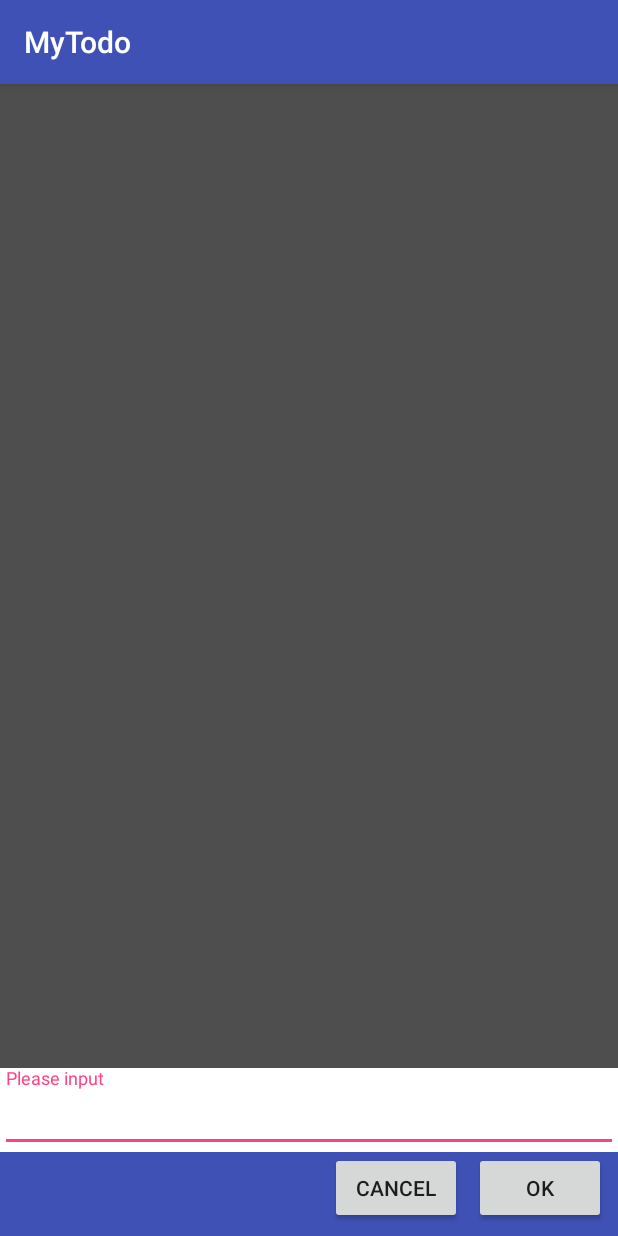
After one commit to Mimura/myTodo, an Android app: the fragment FragmentTextInput shown on its own in the app's theme, on a phone screen of 412 x 824 dp. The commit adds this screen. Run offline under Robolectric (Android 15) with nearby library versions, the phone set to English and light mode, and no system bars.

```diff
--- a/app/build.gradle
+++ b/app/build.gradle
@@ -37,8 +37,9 @@ dependencies {
     testCompile 'junit:junit:4.12'
     compile "org.jetbrains.kotlin:kotlin-stdlib-jre7:$kotlin_version"
 
-    compile 'org.jetbrains.anko:anko:0.10.1'
-    compile "org.jetbrains.anko:anko-sqlite:0.10.1"
+    def ankoVer = "0.10.0"
+    compile "org.jetbrains.anko:anko:$ankoVer"
+    compile "org.jetbrains.anko:anko-sqlite:$ankoVer"
 }
 repositories {
     mavenCentral()
--- /dev/null
+++ b/app/src/main/kotlin/net/rensyuu/mytodo/FragmentTextInput.kt
@@ -0,0 +1,67 @@
+package net.rensyuu.mytodo
+
+// 下位のバージョンにも対応させる場合はsupport-v4パッケージを使用します
+import android.content.Context
+import android.os.Bundle
+import android.support.v4.app.Fragment
+import android.view.LayoutInflater
+import android.view.View
+import android.view.ViewGroup
+import android.widget.Button
+import android.widget.EditText
+
+
+// Fragmentクラスを継承します
+class FragmentTextInput : Fragment() {
+    override fun onCreateView(inflater: LayoutInflater?, container: ViewGroup?, savedInstanceState: Bundle?): View? {
+        super.onCreateView(inflater, container, savedInstanceState)
+        return inflater!!.inflate(R.layout.flagment_text_input, container, false)
+    }
+
+    override fun onViewCreated(view: View?, savedInstanceState: Bundle?) {
+        super.onViewCreated(view, savedInstanceState)
+        val buttonOk = view?.findViewById<Button>(R.id.button_ok)
+        buttonOk?.setOnClickListener { onClickOk(view) }
+        val buttonCancel = view?.findViewById<Button>(R.id.button_cansel)
+        buttonCancel?.setOnClickListener { onClickCancel(view) }
+    }
+
+    private fun onClickOk(view: View?) {
+        myListener?.onClickOk(getText(view))
+    }
+
+    private fun onClickCancel(view: View?) {
+        myListener?.onClickCancel(getText(view))
+    }
+
+    private fun getText(view: View?): String {
+        val textView = view?.findViewById<EditText>(R.id.edit_text)
+        return textView?.text.toString()
+    }
+
+    // FragmentがActivityに追加されたら呼ばれるメソッド
+    override fun onAttach(context: Context) {
+        super.onAttach(context)
+        // APILevel23からは引数がActivity->Contextになっているので注意する
+        // contextクラスがMyListenerを実装しているかをチェックする
+        if (context is MyListener) {
+            // リスナーをここでセットするようにします
+            myListener = context
+        }
+    }
+
+    // FragmentがActivityから離れたら呼ばれるメソッド
+    override fun onDetach() {
+        super.onDetach()
+        // 画面からFragmentが離れたあとに処理が呼ばれることを避けるためにNullで初期化しておく
+        myListener = null
+    }
+
+    // 変数を用意する
+    private var myListener: MyListener? = null
+
+    interface MyListener {
+        fun onClickOk(text: String)
+        fun onClickCancel(text: String)
+    }
+}
--- a/app/src/main/kotlin/net/rensyuu/mytodo/Helper/MyDatabaseOpenHelper.kt
+++ b/app/src/main/kotlin/net/rensyuu/mytodo/Helper/MyDatabaseOpenHelper.kt
@@ -4,7 +4,7 @@ import android.content.Context
 import android.database.sqlite.SQLiteDatabase
 import org.jetbrains.anko.db.*
 
-class MyDatabaseOpenHelper(ctx: Context) : ManagedSQLiteOpenHelper(ctx, "Test15", null, 1) {
+class MyDatabaseOpenHelper(ctx: Context) : ManagedSQLiteOpenHelper(ctx, "Test27", null, 1) {
     companion object {
         private var instance: MyDatabaseOpenHelper? = null
 
@@ -20,7 +20,7 @@ class MyDatabaseOpenHelper(ctx: Context) : ManagedSQLiteOpenHelper(ctx, "Test15"
     override fun onCreate(db: SQLiteDatabase?) {
         // Here you create tables
         db?.createTable(TaskTableParam.TABLE_NAME, true,
-                TaskTableParam.ID to INTEGER,
+                TaskTableParam.ID to INTEGER + PRIMARY_KEY + AUTOINCREMENT,
                 TaskTableParam.NAME to TEXT,
                 TaskTableParam.STATUS to INTEGER,
                 TaskTableParam.FOLDER_ID to INTEGER
--- a/app/src/main/kotlin/net/rensyuu/mytodo/TaskListAdapter.kt
+++ b/app/src/main/kotlin/net/rensyuu/mytodo/TaskListAdapter.kt
@@ -24,7 +24,7 @@ class TaskListAdapter(private val context: Context) : BaseAdapter() {
 
     override fun getView(position: Int, convertView: View?, parent: ViewGroup?): View {
         return (convertView as? TaskListItemView ?: TaskListItemView(context)).apply {
-            SetTask(tasks[position])
+            setTaskItem(tasks[position])
         }
     }
 }
--- a/app/src/main/res/layout/activity_main.xml
+++ b/app/src/main/res/layout/activity_main.xml
@@ -1,5 +1,6 @@
 <?xml version="1.0" encoding="utf-8"?>
 <android.support.constraint.ConstraintLayout xmlns:android="http://schemas.android.com/apk/res/android"
+    android:id="@+id/adding_view"
     xmlns:app="http://schemas.android.com/apk/res-auto"
     xmlns:tools="http://schemas.android.com/tools"
     android:layout_width="match_parent"
--- /dev/null
+++ b/app/src/main/res/layout/flagment_text_input.xml
@@ -0,0 +1,75 @@
+<?xml version="1.0" encoding="utf-8"?>
+<android.support.constraint.ConstraintLayout xmlns:android="http://schemas.android.com/apk/res/android"
+    xmlns:app="http://schemas.android.com/apk/res-auto"
+    xmlns:tools="http://schemas.android.com/tools"
+    android:layout_width="match_parent"
+    android:layout_height="match_parent"
+    android:clickable="true"
+
+    android:background="#af000000"
+    tools:layout_editor_absoluteY="81dp"
+    tools:layout_editor_absoluteX="0dp">
+
+
+    <LinearLayout
+        android:id="@+id/button_bg"
+        android:layout_width="0dp"
+        android:layout_height="wrap_content"
+        android:orientation="horizontal"
+        android:background="@color/colorPrimary"
+        android:gravity="right"
+        app:layout_constraintBottom_toBottomOf="parent"
+        android:layout_marginBottom="0dp"
+        android:layout_marginRight="0dp"
+        app:layout_constraintRight_toRightOf="parent"
+        android:layout_marginLeft="0dp"
+        app:layout_constraintLeft_toLeftOf="parent">
+
+        <Button
+            android:id="@+id/button_cansel"
+            android:layout_width="wrap_content"
+            android:layout_height="wrap_content"
+            android:text="Cancel"
+            android:layout_marginRight="8dp"
+            app:layout_constraintRight_toRightOf="parent"
+            app:layout_constraintBottom_toBottomOf="parent"
+            android:layout_marginBottom="8dp"
+            android:layout_marginEnd="8dp" />
+
+        <Button
+            android:id="@+id/button_ok"
+            android:layout_width="wrap_content"
+            android:layout_height="wrap_content"
+            android:text="OK"
+            android:layout_marginRight="8dp"
+            app:layout_constraintRight_toRightOf="parent"
+            app:layout_constraintBottom_toBottomOf="parent"
+            android:layout_marginBottom="8dp"
+            android:layout_marginEnd="8dp" />
+
+
+    </LinearLayout>
+
+
+    <android.support.design.widget.TextInputLayout
+        android:layout_width="0dp"
+        android:layout_height="wrap_content"
+        android:id="@+id/textInputLayout"
+        android:background="#ffffff"
+        android:layout_marginBottom="0dp"
+        app:layout_constraintBottom_toTopOf="@+id/button_bg"
+        android:layout_marginRight="0dp"
+        app:layout_constraintRight_toRightOf="parent"
+        android:layout_marginLeft="0dp"
+        app:layout_constraintLeft_toLeftOf="parent">
+
+        <EditText
+            android:id="@+id/edit_text"
+            android:layout_width="match_parent"
+            android:layout_height="wrap_content"
+            android:hint="Please input"
+            tools:layout_editor_absoluteX="8dp"
+            tools:layout_editor_absoluteY="62dp" />
+    </android.support.design.widget.TextInputLayout>
+
+</android.support.constraint.ConstraintLayout>
--- a/app/src/main/res/values/colors.xml
+++ b/app/src/main/res/values/colors.xml
@@ -3,4 +3,7 @@
     <color name="colorPrimary">#3F51B5</color>
     <color name="colorPrimaryDark">#303F9F</color>
     <color name="colorAccent">#FF4081</color>
+    <!--renderingError回避-->
+    <item name="visible" type="id" />
+    <item name="masked" type="id" />
 </resources>
```
Also changed, not shown: app/src/main/kotlin/net/rensyuu/mytodo/MainActivity.kt (+119 -17 lines), app/src/main/kotlin/net/rensyuu/mytodo/view/TaskListItemView.kt (+10 -3 lines), app/src/main/res/layout/task_list_item.xml (+31 -4 lines).
